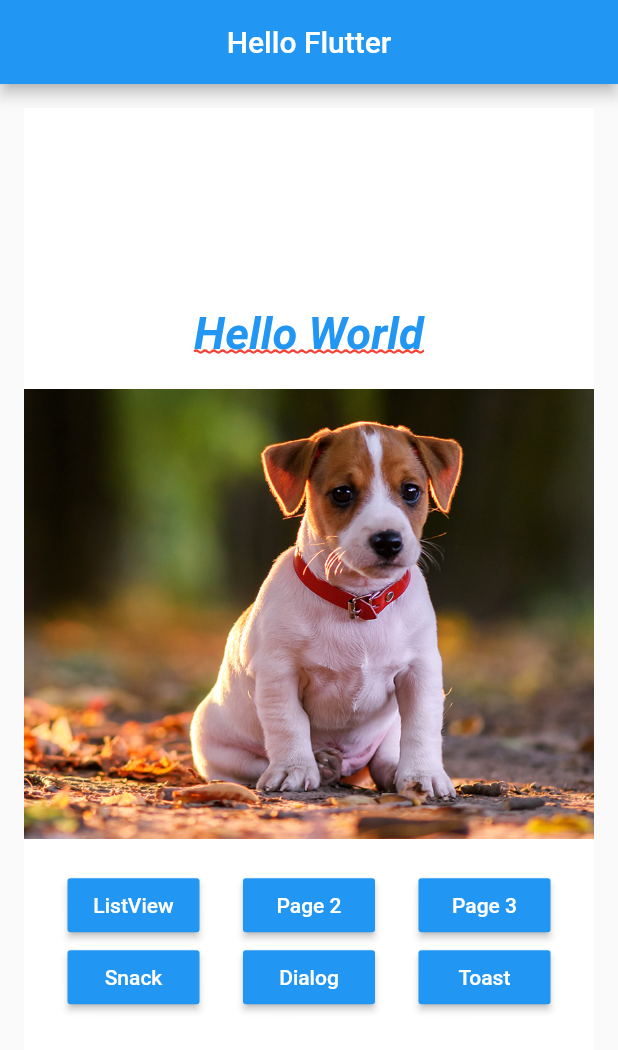
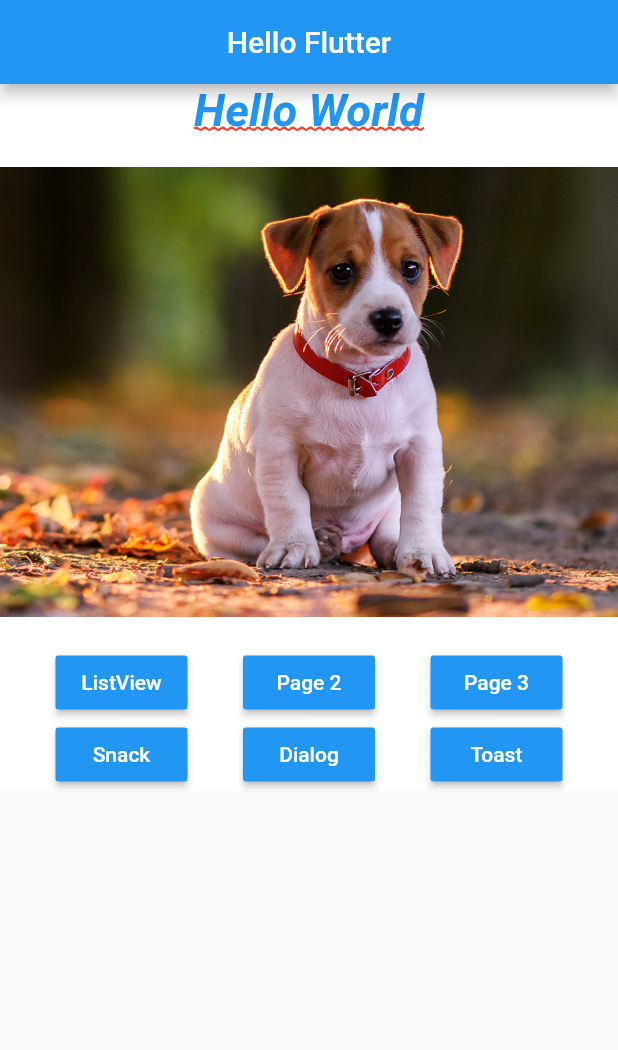
Before and after one commit to Josebr1/flutter_hello, a Flutter app: the screen it shows after launch, on a phone screen of 412 x 824 dp. Shown: the top 1050 px of the screen. Run offline on Flutter 3.47's test engine with Material 2 defaults, Android fonts, the phone set to English and light mode, and no system bars.

```diff
--- a/lib/pages/home_page.dart
+++ b/lib/pages/home_page.dart
@@ -14,8 +14,7 @@ class HomePage extends StatelessWidget {
   }
 
   _body(context) {
-    return Container(
-      padding: const EdgeInsets.all(16.0),
+    return SingleChildScrollView(
       child: Container(
         color: Colors.white,
         child: Column(
```
